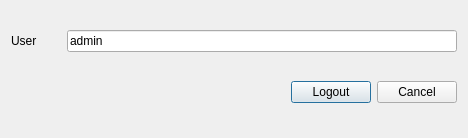
Qt form veapp/setting/vscuserstatus.ui (linkingvision/rapidvms) before a commit.
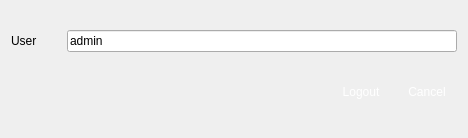
The same form after that commit. Icons and pictures are not drawn.

```diff
--- a/veapp/setting/vscuserstatus.ui
+++ b/veapp/setting/vscuserstatus.ui
@@ -80,6 +80,28 @@
      </item>
      <item>
       <widget class="QPushButton" name="pbSave">
+       <property name="minimumSize">
+        <size>
+         <width>60</width>
+         <height>30</height>
+        </size>
+       </property>
+       <property name="maximumSize">
+        <size>
+         <width>60</width>
+         <height>30</height>
+        </size>
+       </property>
+       <property name="styleSheet">
+        <string notr="true">QPushButton { 
+border:none;
+color:white;
+background-image: url(:/action/resources/button.png);}
+QPushButton:hover {
+	background-image: url(:/action/resources/buttonpress.png);}
+QPushButton:pressed {
+	background-image: url(:/action/resources/buttonpress.png);}</string>
+       </property>
        <property name="text">
         <string>Logout</string>
        </property>
@@ -87,6 +109,31 @@
      </item>
      <item>
       <widget class="QPushButton" name="pbCancel">
+       <property name="minimumSize">
+        <size>
+         <width>60</width>
+         <height>30</height>
+        </size>
+       </property>
+       <property name="maximumSize">
+        <size>
+         <width>60</width>
+         <height>30</height>
+        </size>
+       </property>
+       <property name="autoFillBackground">
+        <bool>false</bool>
+       </property>
+       <property name="styleSheet">
+        <string notr="true">QPushButton { 
+border:none;
+color:white;
+background-image: url(:/action/resources/button.png);}
+QPushButton:hover {
+	background-image: url(:/action/resources/buttonpress.png);}
+QPushButton:pressed {
+	background-image: url(:/action/resources/buttonpress.png);}</string>
+       </property>
        <property name="text">
         <string>Cancel</string>
        </property>
```
Left out of the diff: 2 changed lines with no effect on the pictures.
